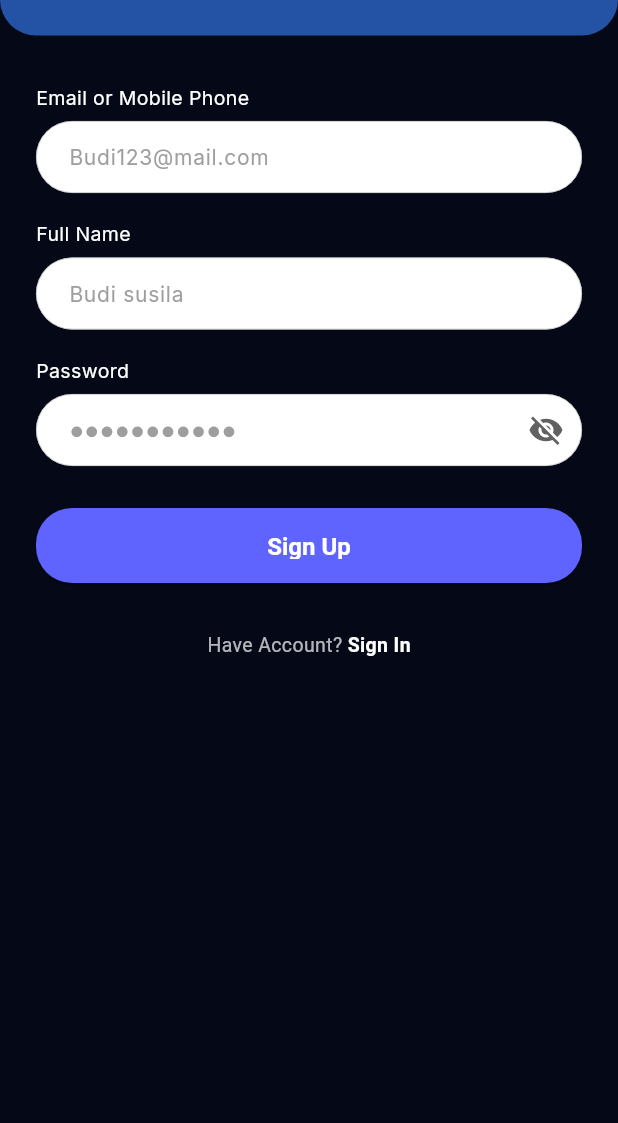
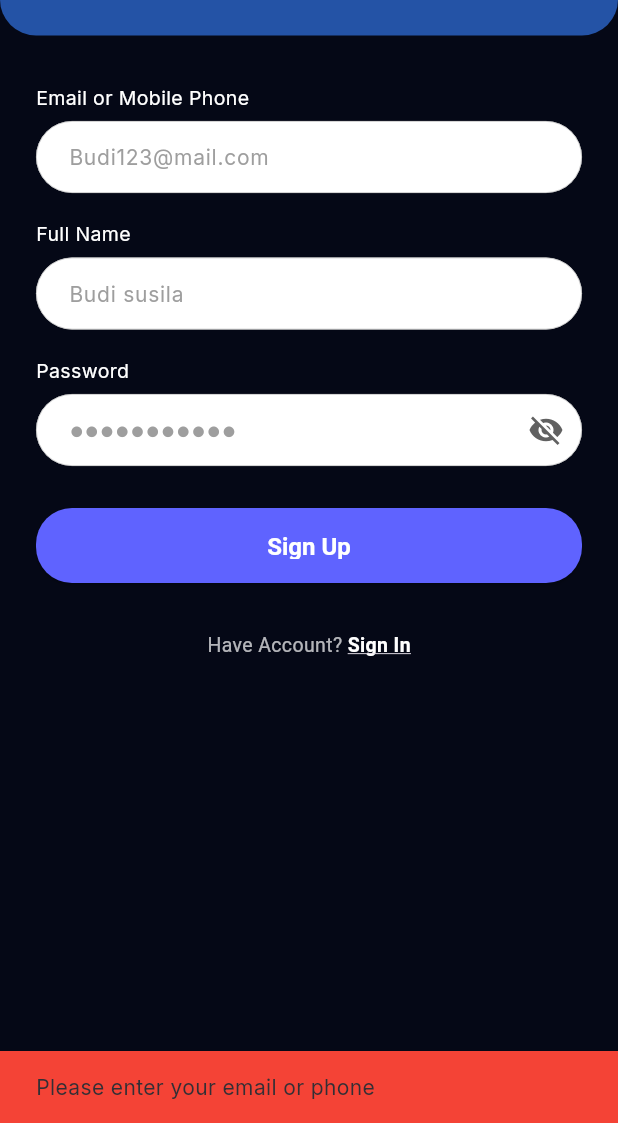
Before and after one commit to Heeeevi/Jastip-Tekber, a Flutter app: the SignUpScreen screen opened by its route, after a tap on "Sign Up", on a phone screen of 412 x 824 dp, the part 113-1236 px from its top. Run offline on Flutter 3.47's test engine with Material 3 defaults, Android fonts, the phone set to English and light mode, and no system bars; our stand-ins replace google_fonts, image_picker.

Commit message:
astrid update

```diff
--- a/lib/screens/sign_up_screen.dart
+++ b/lib/screens/sign_up_screen.dart
@@ -197,7 +197,52 @@ class _SignUpScreenState extends State<SignUpScreen> {
     return SizedBox(
       height: 50,
       child: ElevatedButton(
-        onPressed: () {},
+        onPressed: () {
+          // Validasi input
+          if (emailPhoneCtrl.text.isEmpty) {
+            ScaffoldMessenger.of(context).showSnackBar(
+              const SnackBar(
+                content: Text('Please enter your email or phone'),
+                backgroundColor: Colors.red,
+              ),
+            );
+            return;
+          }
+
+          if (fullNameCtrl.text.isEmpty) {
+            ScaffoldMessenger.of(context).showSnackBar(
+              const SnackBar(
+                content: Text('Please enter your full name'),
+                backgroundColor: Colors.red,
+              ),
+            );
+            return;
+          }
+
+          if (passwordCtrl.text.isEmpty || passwordCtrl.text.length < 6) {
+            ScaffoldMessenger.of(context).showSnackBar(
+              const SnackBar(
+                content: Text('Password must be at least 6 characters'),
+                backgroundColor: Colors.red,
+              ),
+            );
+            return;
+          }
+
+          // Jika validasi sukses, tampilkan pesan dan navigasi ke home
+          ScaffoldMessenger.of(context).showSnackBar(
+            SnackBar(
+              content: Text('Welcome, ${fullNameCtrl.text}! Account created successfully.'),
+              backgroundColor: Colors.green,
+              duration: const Duration(seconds: 2),
+            ),
+          );
+
+          // Navigasi ke home setelah sign up sukses
+          Future.delayed(const Duration(seconds: 1), () {
+            Navigator.pushReplacementNamed(context, '/home');
+          });
+        },
         style: ElevatedButton.styleFrom(
           backgroundColor: const Color(0xFF5F63FF),
           shape: RoundedRectangleBorder(
@@ -211,10 +256,15 @@ class _SignUpScreenState extends State<SignUpScreen> {
   }
 
   Widget _buildBottomText() {
-    return const Center(
+    return Center(
       child: Padding(
-        padding: EdgeInsets.only(bottom: 8),
-        child: Text.rich(
+        padding: const EdgeInsets.only(bottom: 8),
+        child: GestureDetector(
+          onTap: () {
+            // Kembali ke halaman Sign In
+            Navigator.pushReplacementNamed(context, '/login');
+          },
+          child: const Text.rich(
             TextSpan(
               text: 'Have Account? ',
               style: TextStyle(fontSize: 13, color: Colors.white70),
@@ -224,12 +274,14 @@ class _SignUpScreenState extends State<SignUpScreen> {
                   style: TextStyle(
                     fontWeight: FontWeight.w600,
                     color: Colors.white,
+                    decoration: TextDecoration.underline,
                   ),
                 ),
               ],
             ),
           ),
         ),
+      ),
     );
   }
 }
```
Also changed, not shown: lib/screens/login_screen.dart (+7 -1 lines). Lines whose indentation alone changed are shown as unchanged.
